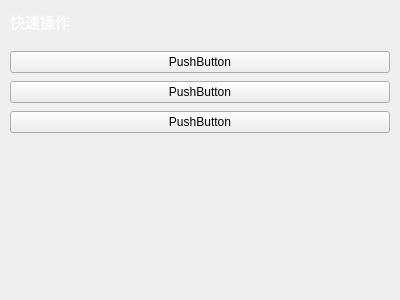
Old version of the form GUI/resource/ui/dashboard_plugin/card_quick_option_widget.ui in the repository xiaoyu12139/zengnui-manage.
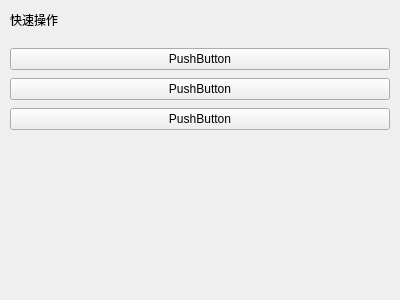
New version of the form.

```diff
--- a/GUI/resource/ui/dashboard_plugin/card_quick_option_widget.ui
+++ b/GUI/resource/ui/dashboard_plugin/card_quick_option_widget.ui
@@ -56,8 +56,7 @@
       <item>
        <widget class="QLabel" name="card1Title">
         <property name="styleSheet">
-         <string notr="true">font-size:15px;
-color: #FFFFFF</string>
+         <string notr="true"/>
         </property>
         <property name="text">
          <string>快速操作</string>
```
